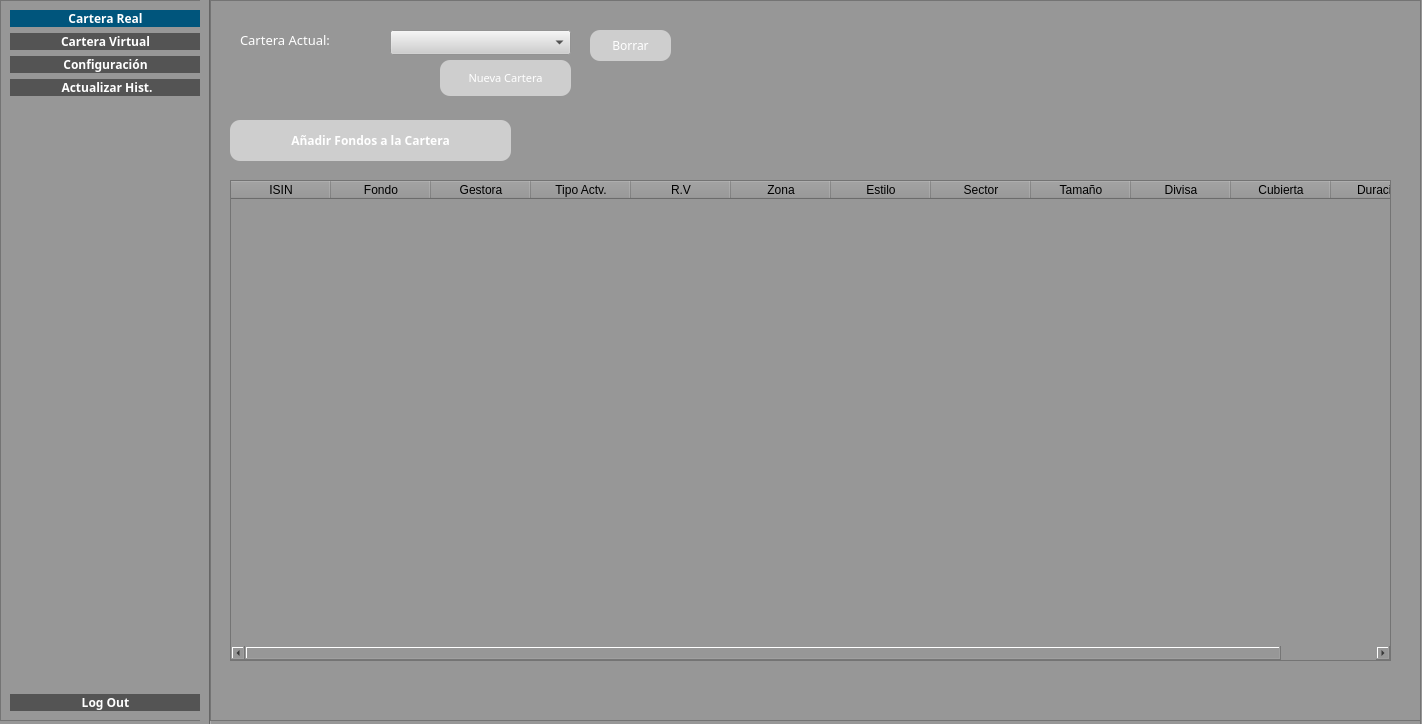
jesusramondovale/IngenicaSTS, file src/GUI/PrincipalUsuario.ui: the form before one commit.
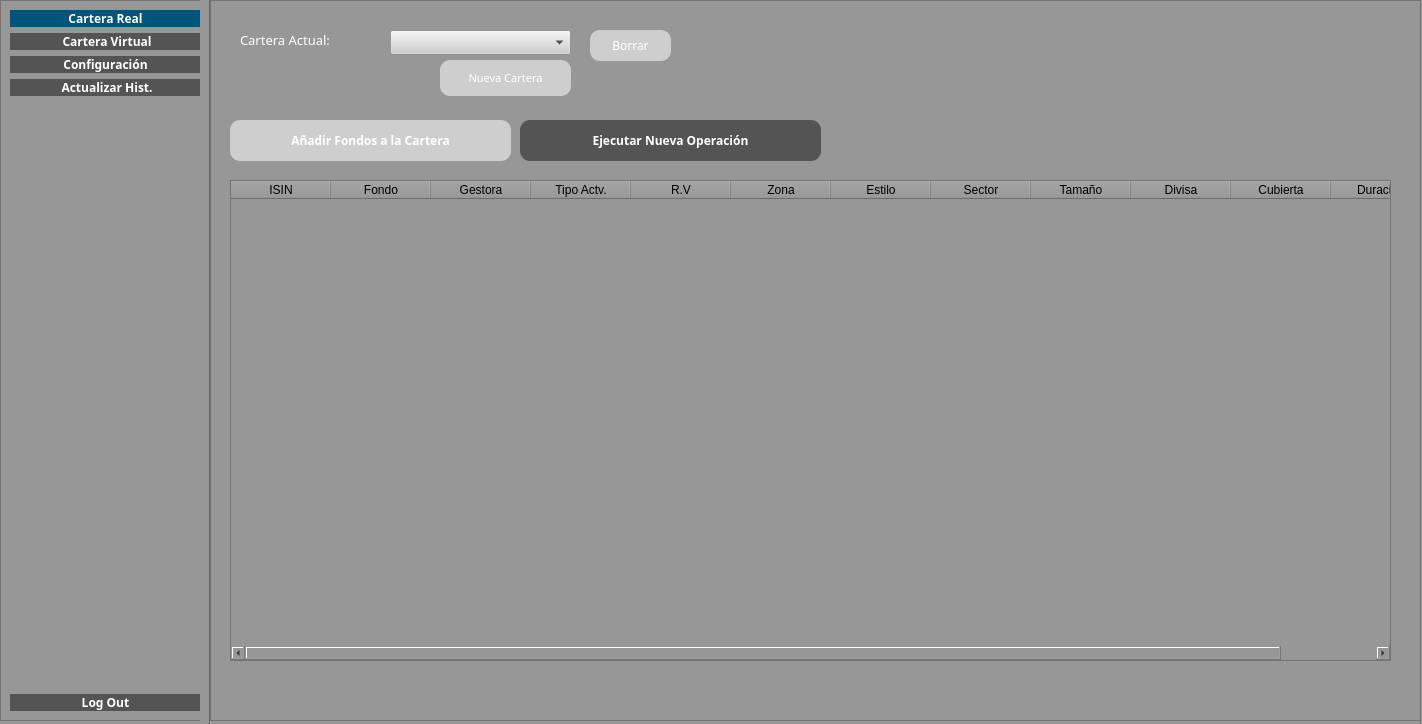
The form after the commit. Icons and pictures are not drawn.

Commit message: Añadido: Menú de Operaciones de Usuario

```diff
--- a/src/GUI/PrincipalUsuario.ui
+++ b/src/GUI/PrincipalUsuario.ui
@@ -126,7 +126,7 @@
         </font>
        </property>
        <property name="text">
-        <string>Cartera Virtual</string>
+        <string> Cartera Virtual</string>
        </property>
        <property name="icon">
         <iconset>
@@ -910,6 +910,37 @@
       </property>
      </column>
     </widget>
+    <widget class="QPushButton" name="buttonOperacion">
+     <property name="geometry">
+      <rect>
+       <x>310</x>
+       <y>120</y>
+       <width>301</width>
+       <height>41</height>
+      </rect>
+     </property>
+     <property name="font">
+      <font>
+       <family>Yu Gothic UI Light</family>
+       <pointsize>9</pointsize>
+       <weight>75</weight>
+       <bold>true</bold>
+      </font>
+     </property>
+     <property name="text">
+      <string>Ejecutar Nueva Operación</string>
+     </property>
+     <property name="icon">
+      <iconset>
+       <normaloff>../../../feather/refresh-cw.svg</normaloff>../../../feather/refresh-cw.svg</iconset>
+     </property>
+     <property name="checkable">
+      <bool>false</bool>
+     </property>
+     <property name="checked">
+      <bool>false</bool>
+     </property>
+    </widget>
    </widget>
   </widget>
  </widget>
```
The commit also changes 7 other files.
